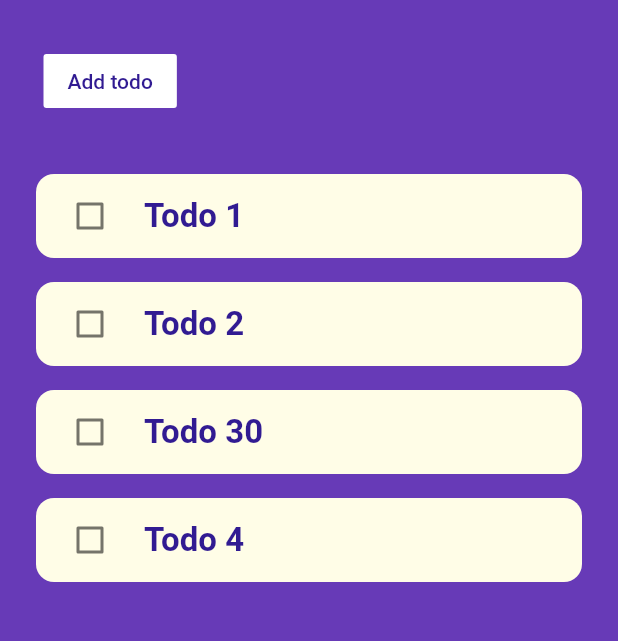
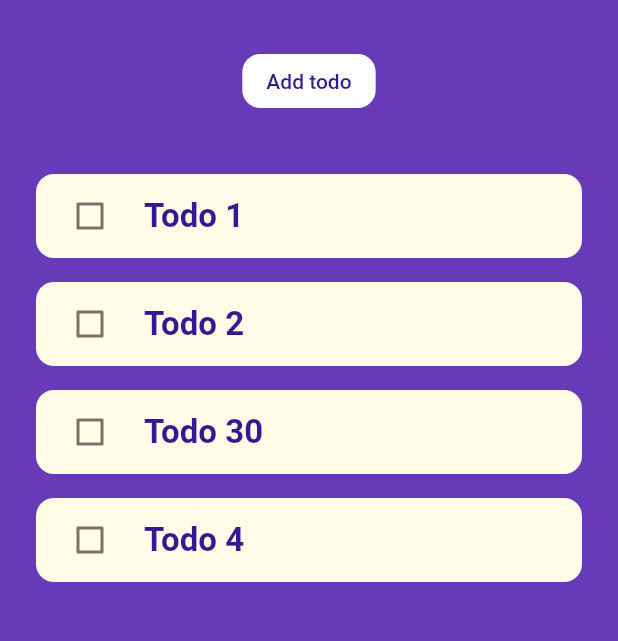
Before and after one commit to gddeazevedo/Todolist, a Flutter app: the screen it shows after launch, after a tap on "Add todo", on a phone screen of 412 x 824 dp, the part 84-725 px from its top. Run offline on Flutter 3.47's test engine with Material 2 defaults, Android fonts, the phone set to English and light mode, and no system bars; our stand-ins replace flutter_spinkit.

Commit message:
changing the add todo button

```diff
--- a/lib/screens/home.dart
+++ b/lib/screens/home.dart
@@ -39,16 +39,19 @@ class _HomeState extends State<Home> {
       ),
       body: Container(
         child: Column(
-          crossAxisAlignment: CrossAxisAlignment.start,
+          mainAxisAlignment: MainAxisAlignment.center,
+          crossAxisAlignment: CrossAxisAlignment.center,
           children: <Widget>[
             SizedBox(height: 30),
-            Padding(
-              padding: EdgeInsets.only(left: 29),
-              child: FlatButton(
-                onPressed: () {},
-                color: Colors.white,
-                textColor: Colors.deepPurple[900],
-                child: Text('Add todo'),
+            FlatButton(
+              onPressed: () {
+                print('Click');
+              },
+              color: Colors.white,
+              textColor: Colors.deepPurple[900],
+              child: Text('Add todo'),
+              shape: RoundedRectangleBorder(
+                borderRadius: BorderRadius.all(Radius.circular(12)),
               ),
             ),
             SizedBox(height: 30),
```
